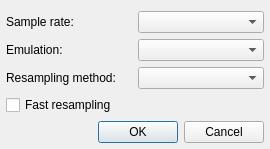
Before: the Qt Designer form qmmp/src/plugins/Input/sid/settingsdialog.ui in Greedysky/TTKMusicPlayer, drawn with Qt 5.
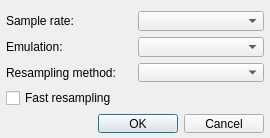
After: the same form once the commit is applied.

```diff
--- a/qmmp/src/plugins/Input/sid/settingsdialog.ui
+++ b/qmmp/src/plugins/Input/sid/settingsdialog.ui
@@ -10,6 +10,18 @@
     <height>138</height>
    </rect>
   </property>
+  <property name="minimumSize">
+   <size>
+    <width>270</width>
+    <height>138</height>
+   </size>
+  </property>
+  <property name="maximumSize">
+   <size>
+    <width>270</width>
+    <height>138</height>
+   </size>
+  </property>
   <property name="windowTitle">
    <string>SID Plugin Settings</string>
   </property>
```
